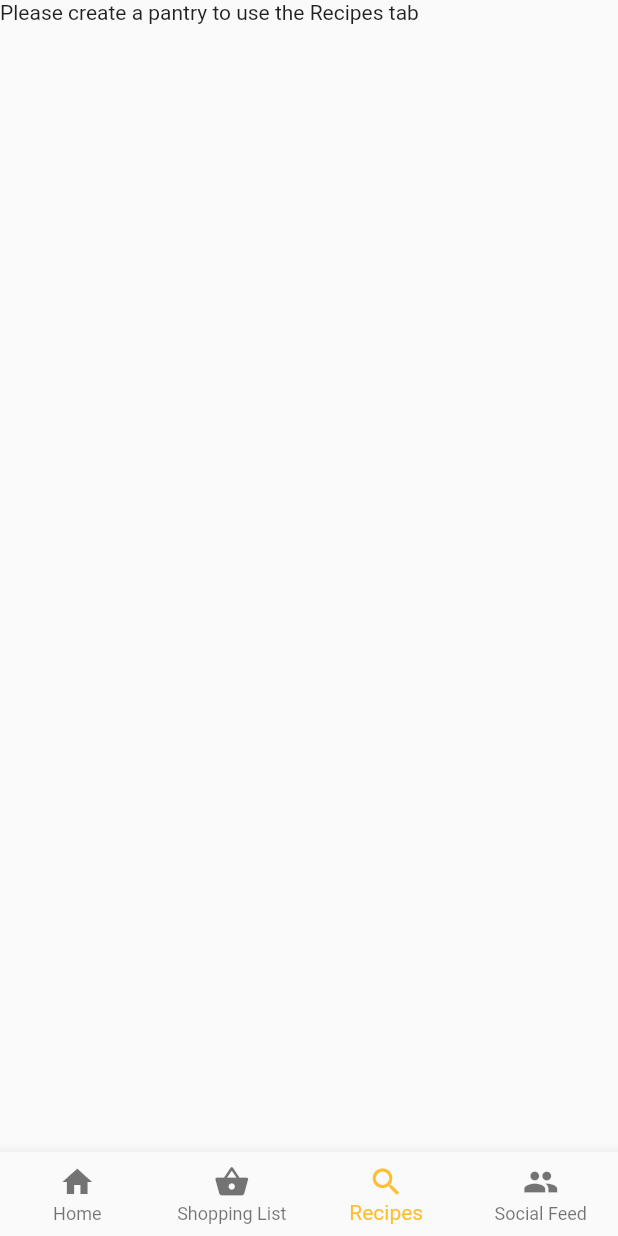
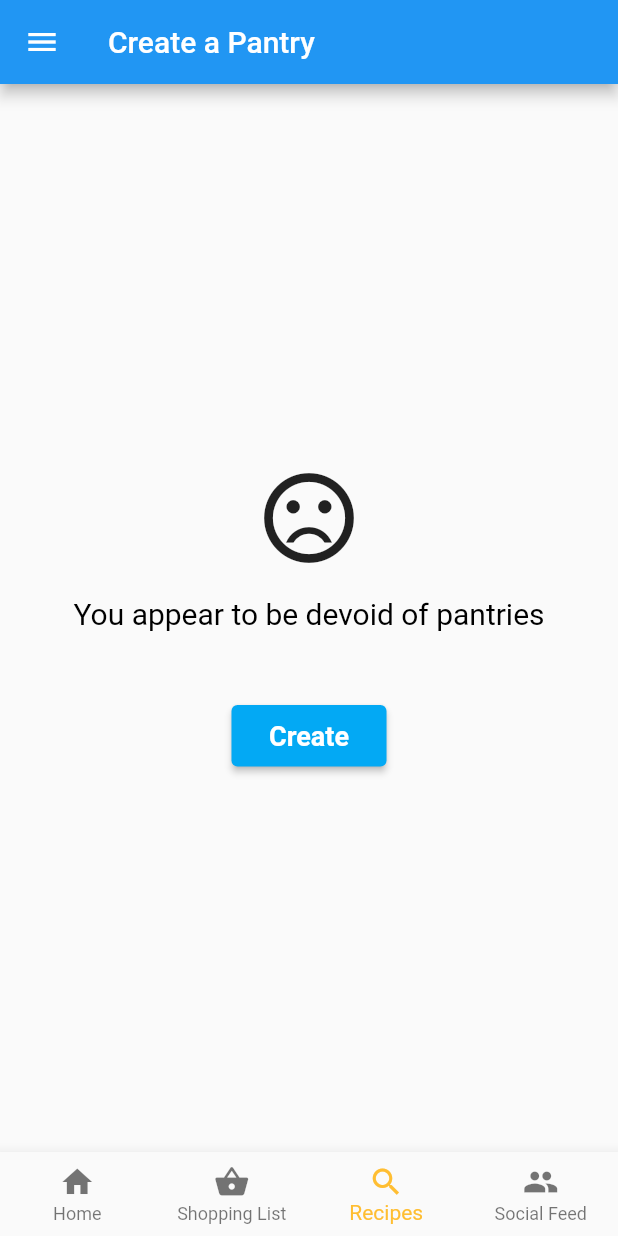
Before and after one commit to Theauxm/Pantree, a Flutter app: the screen it shows once a user with an empty profile is signed in, item 3 of the bottom bar chosen, on a phone screen of 412 x 824 dp. Run offline on Flutter 3.47's test engine with Material 2 defaults, Android fonts, the phone set to English and light mode, and no system bars; our stand-ins replace cloud_firestore, firebase_auth, firebase_core, firebase_storage, image_picker, material_floating_search_bar; missing offline and left inert: dropdown_below; accounts and stored records are empty; statements that could not run were skipped.

Commit message:
Fixed recipe tab errors upon account creation

```diff
--- a/lib/pages/recipes.dart
+++ b/lib/pages/recipes.dart
@@ -1,6 +1,7 @@
 import 'package:flutter/material.dart';
 import 'package:material_floating_search_bar/material_floating_search_bar.dart';
 import 'package:pantree/models/custom_fab.dart';
+import 'package:pantree/models/modules.dart';
 import 'package:pantree/models/recipe_creation.dart';
 import 'package:pantree/pantreeUser.dart';
 import 'package:cloud_firestore/cloud_firestore.dart';
@@ -113,10 +114,12 @@ class _recipeState extends State<recipes> {
     });
   }
 
+
+
   @override
   Widget build(BuildContext context) {
     if (this.currentPPID == null) {
-      return (Text("Please create a pantry to use the Recipes tab"));
+      return createLandingPage(user, "Pantry", context);
     }
 
     return StreamBuilder<QuerySnapshot>(
```
